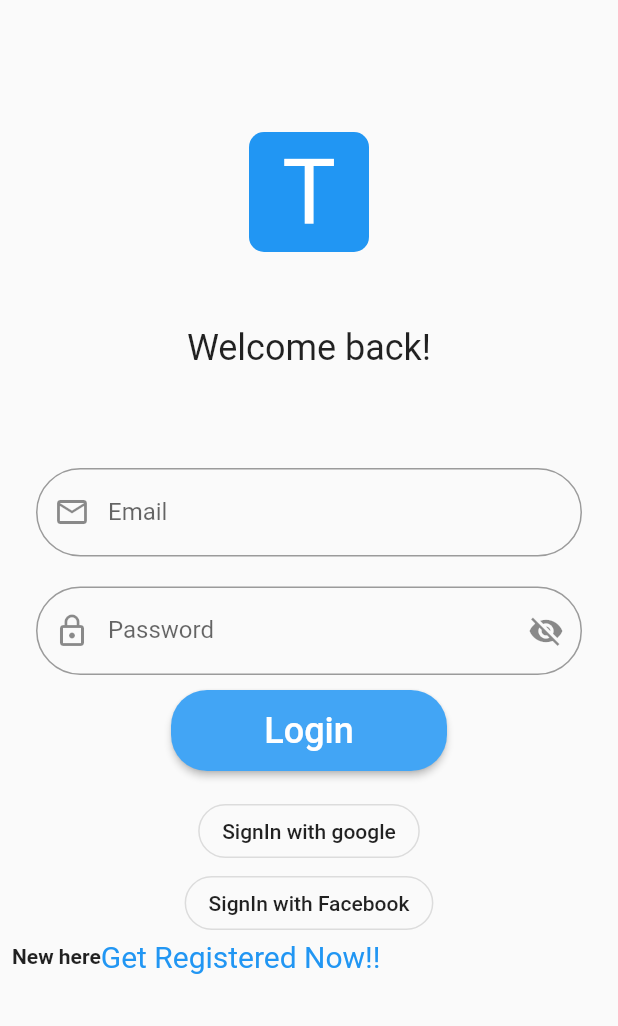
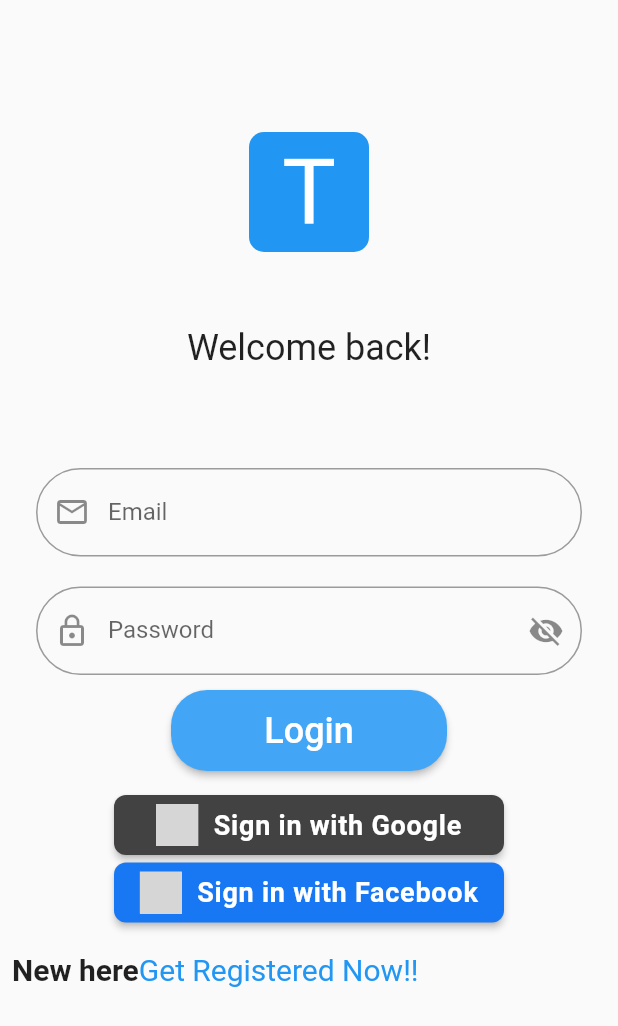
Before and after one commit to dipak-bacancy/taskly, a Flutter app: the screen it shows after launch, on a phone screen of 412 x 824 dp. Shown: the top 1026 px of the screen. Run offline on Flutter 3.47's test engine with Material 2 defaults, Android fonts, the phone set to English and light mode, and no system bars; our stand-ins replace auth_buttons, firebase_auth, firebase_core, google_sign_in; missing offline and left inert: flutter_facebook_auth; accounts and stored records are empty; network calls fail; grey boxes are pictures that could not be loaded.

Commit message:
social buttons ui enhanced

```diff
--- a/lib/login.dart
+++ b/lib/login.dart
@@ -1,3 +1,4 @@
+import 'package:auth_buttons/auth_buttons.dart';
 import 'package:flutter/material.dart';
 import 'package:flutter/widgets.dart';
 
@@ -35,10 +36,7 @@ class Login extends StatelessWidget {
           Column(
             mainAxisAlignment: MainAxisAlignment.center,
             children: <Widget>[
-// signin with google
-              OutlineButton(
-                color: Colors.blue,
-                splashColor: Colors.grey,
+              GoogleAuthButton(
                 onPressed: () {
                   // signin
                   AuthenticationProvider().signInWithGoogle().then((result) {
@@ -51,16 +49,12 @@ class Login extends StatelessWidget {
                     }
                   });
                 },
-                shape: RoundedRectangleBorder(
-                    borderRadius: BorderRadius.circular(40)),
-                child: Text('SignIn with google'),
+                darkMode: true,
+                // style: AuthButtonStyle.secondary,
               ),
-// signin with facebook
-              OutlineButton(
-                color: Colors.blue,
-                splashColor: Colors.grey,
+              SizedBox(height: 5),
+              FacebookAuthButton(
                 onPressed: () {
-                  // signin
                   AuthenticationProvider().signInWithFacebook().then((result) {
                     if (result != null) {
                       Navigator.pushReplacementNamed(context, '/');
@@ -71,15 +65,14 @@ class Login extends StatelessWidget {
                     }
                   });
                 },
-                shape: RoundedRectangleBorder(
-                    borderRadius: BorderRadius.circular(40)),
-                child: Text('SignIn with Facebook'),
+                darkMode: false,
               ),
-
+              SizedBox(height: 20),
               Row(
                 children: <Widget>[
                   Text('New here',
-                      style: TextStyle(fontWeight: FontWeight.bold)),
+                      style:
+                          TextStyle(fontWeight: FontWeight.bold, fontSize: 20)),
                   GestureDetector(
                     onTap: () {
                       Navigator.pushNamed(context, '/signup');
--- a/pubspec.yaml
+++ b/pubspec.yaml
@@ -29,7 +29,7 @@ dependencies:
   google_sign_in: ^4.5.3
   flutter_facebook_auth: ^2.0.1
   http: ^0.12.2
-
+  auth_buttons: ^0.0.5
 
 
 dev_dependencies:
```
Also changed, not shown: pubspec.lock.
